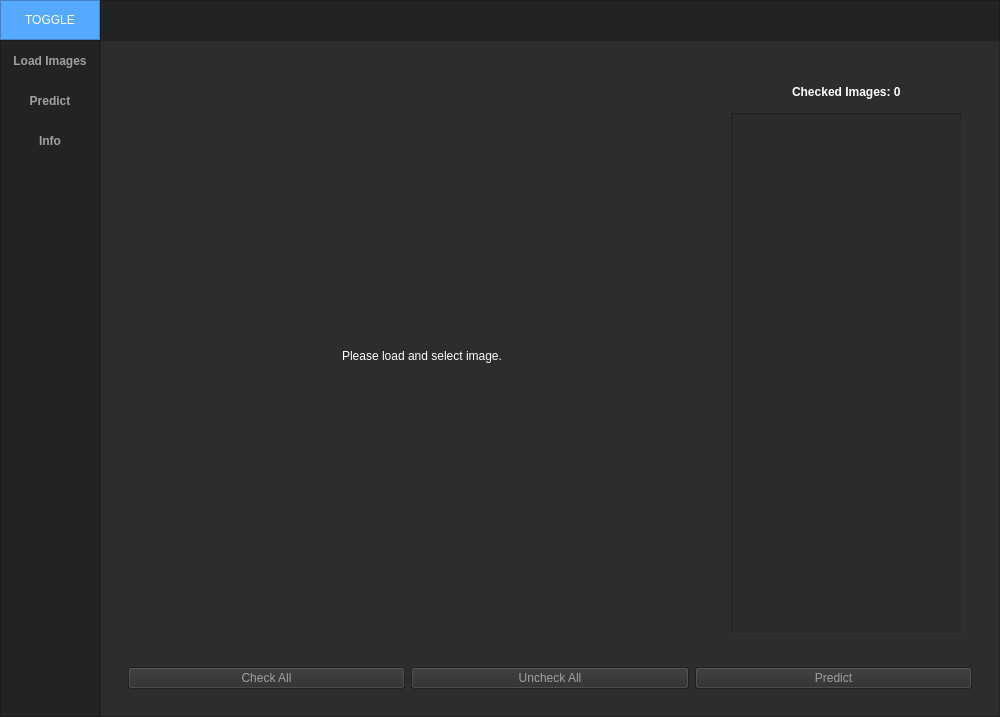
This is ui/new_ui/ui_main.ui in Mohamab29/ProjectFrac as Qt 5 draws it before an edit. The edited form follows.
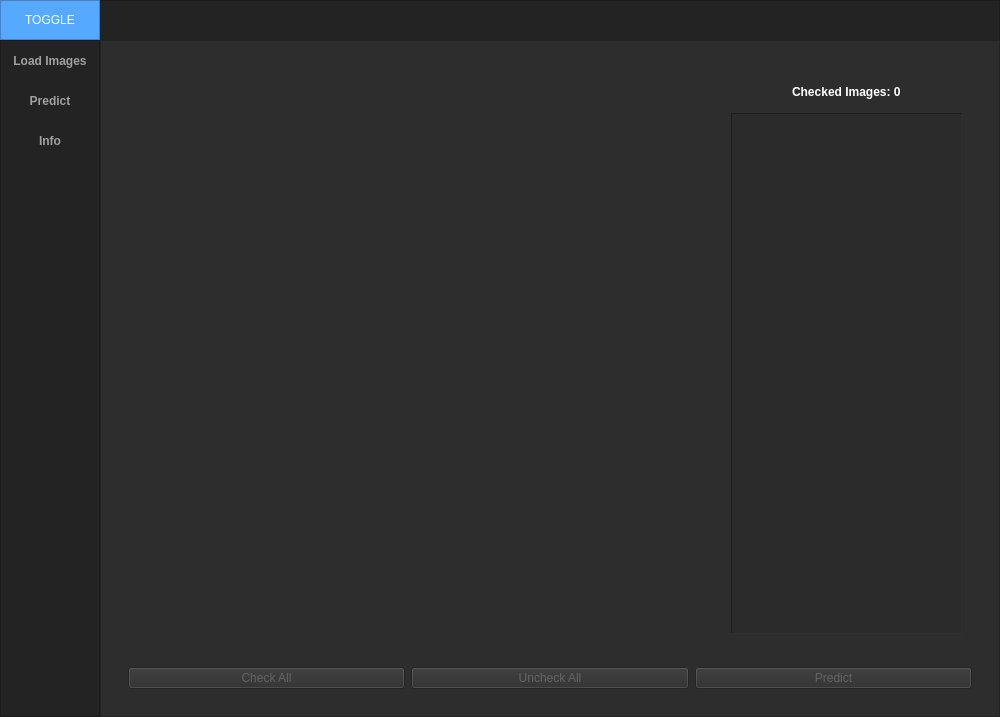
This is the edited form. The open tabs and pages were chosen to show the change.

Commit message: addinng and removing image strock when needed

The edit to the form file:
```diff
--- a/ui/new_ui/ui_main.ui
+++ b/ui/new_ui/ui_main.ui
@@ -585,13 +585,13 @@
                     <enum>QFrame::Raised</enum>
                    </property>
                    <layout class="QGridLayout" name="gridLayout_4">
-                    <item row="0" column="0" alignment="Qt::AlignHCenter">
+                    <item row="0" column="0" alignment="Qt::AlignHCenter|Qt::AlignVCenter">
                      <widget class="QLabel" name="label_selected_picture_4">
                       <property name="styleSheet">
-                       <string notr="true">QLabel {color: rgb(255, 255, 255)}</string>
+                       <string notr="true">QLabel {color: rgb(130, 130, 130)}</string>
                       </property>
                       <property name="text">
-                       <string>Please load and select image.</string>
+                       <string/>
                       </property>
                       <property name="scaledContents">
                        <bool>true</bool>
@@ -702,6 +702,9 @@
                 <layout class="QHBoxLayout" name="horizontalLayout_5">
                  <item>
                   <widget class="QPushButton" name="btn_clear_images_2">
+                   <property name="enabled">
+                    <bool>false</bool>
+                   </property>
                    <property name="font">
                     <font>
                      <weight>50</weight>
@@ -719,7 +722,7 @@
                    </property>
                    <property name="styleSheet">
                     <string notr="true">QPushButton {
-	color: rgb(160, 160, 160);
+	color: rgb(100, 100, 100);
 }
 QPushButton:hover {
 	color: rgb(85, 170, 255);
@@ -732,6 +735,9 @@
                  </item>
                  <item>
                   <widget class="QPushButton" name="btn_load_images_2">
+                   <property name="enabled">
+                    <bool>false</bool>
+                   </property>
                    <property name="cursor">
                     <cursorShape>PointingHandCursor</cursorShape>
                    </property>
@@ -743,7 +749,7 @@
                    </property>
                    <property name="styleSheet">
                     <string notr="true">QPushButton {
-	color: rgb(160, 160, 160);
+	color: rgb(100, 100, 100);
 }
 QPushButton:hover {
 	color: rgb(85, 170, 255);
@@ -765,9 +771,12 @@
                  </item>
                  <item>
                   <widget class="QPushButton" name="pushButton">
+                   <property name="enabled">
+                    <bool>false</bool>
+                   </property>
                    <property name="styleSheet">
                     <string notr="true">QPushButton {
-	color: rgb(160, 160, 160);
+	color: rgb(100, 100, 100);
 }
 QPushButton:hover {
 	color: rgb(85, 170, 255);
```
Left out of the diff: 9 changed lines with no effect on the pictures. The commit also changes 4 other files.
